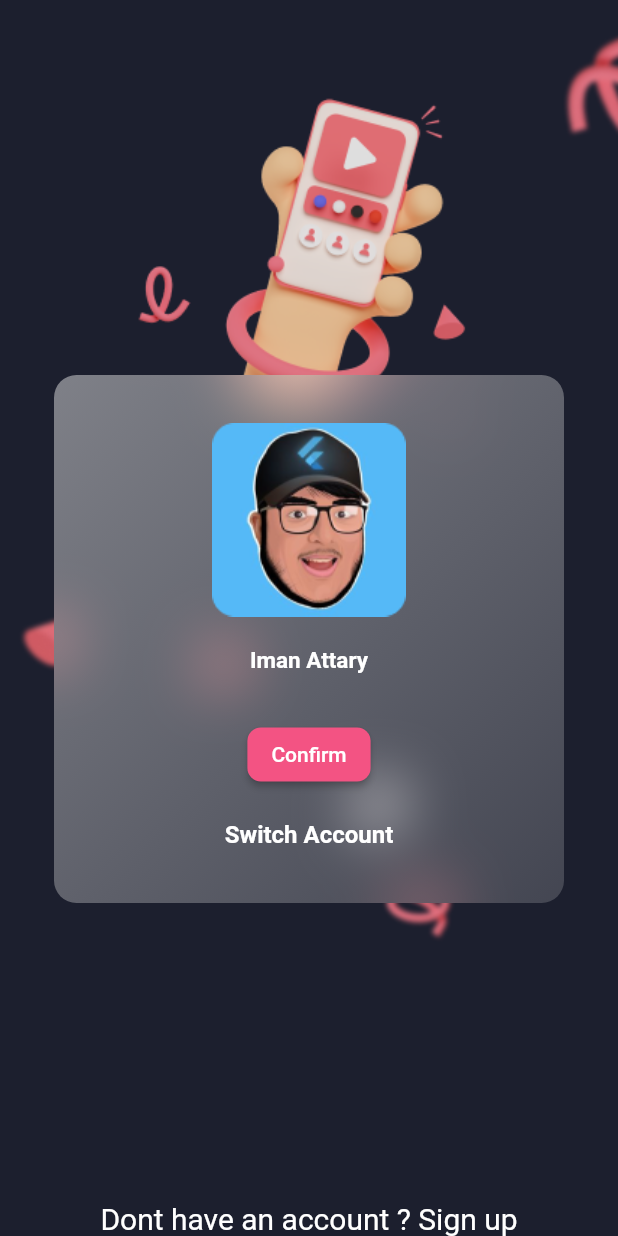
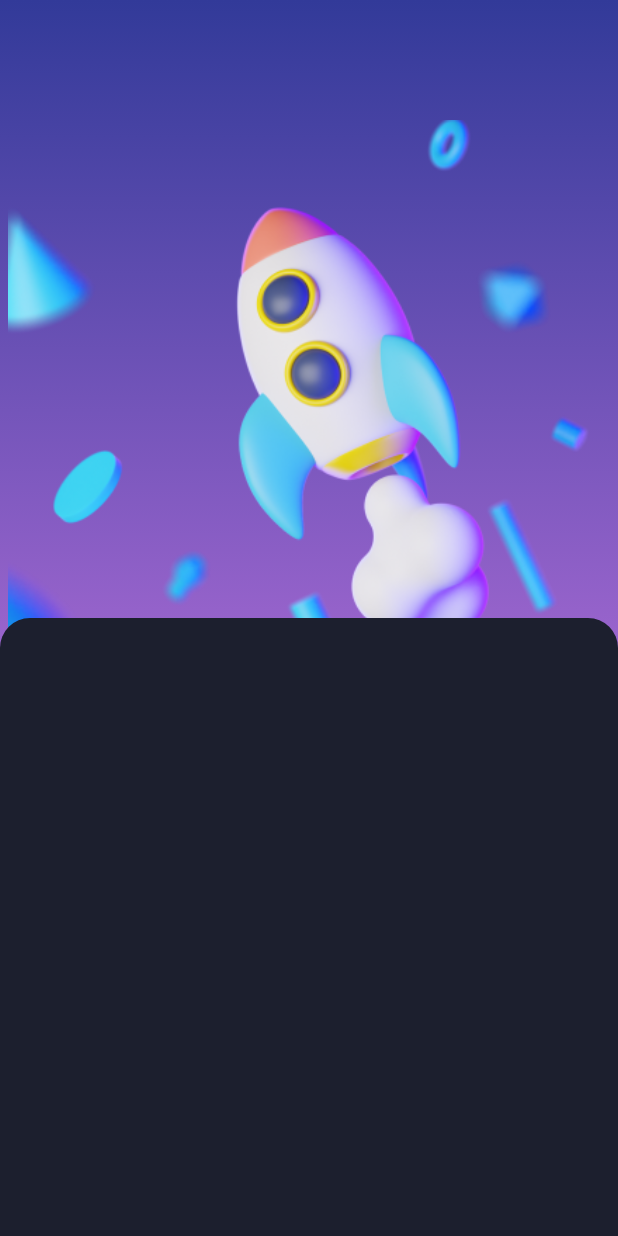
Before and after one commit to ImanAtary/instagram_project, a Flutter app: the screen it shows after launch, on a phone screen of 412 x 824 dp. Run offline on Flutter 3.47's test engine with Material 3 defaults, Android fonts, the phone set to English and light mode, and no system bars.

Commit message:
implement login page template

```diff
--- a/lib/main.dart
+++ b/lib/main.dart
@@ -1,4 +1,5 @@
 import 'package:flutter/material.dart';
+import 'package:implement_instagram/screens/login_screen.dart';
 import 'package:implement_instagram/screens/splash_screen.dart';
 import 'package:implement_instagram/screens/switch_account_screen.dart';
 
@@ -12,9 +13,30 @@ class Application extends StatelessWidget {
   @override
   Widget build(BuildContext context) {
     return MaterialApp(
-      theme: ThemeData(useMaterial3: false),
+      theme: ThemeData(
+        textTheme: TextTheme(
+          headlineMedium: TextStyle(
+              fontFamily: 'GB',
+              fontSize: 16,
+              fontWeight: FontWeight.w700,
+              color: Colors.white),
+        ),
+        useMaterial3: false,
+        elevatedButtonTheme: ElevatedButtonThemeData(
+          style: ElevatedButton.styleFrom(
+            backgroundColor: Color(0xffF35383),
+            textStyle: TextStyle(
+                fontFamily: 'GB', fontSize: 16, fontWeight: FontWeight.w700),
+            shape: RoundedRectangleBorder(
+              borderRadius: BorderRadius.circular(
+                15,
+              ),
+            ),
+          ),
+        ),
+      ),
       debugShowCheckedModeBanner: false,
-      home: SwitchScreeen(),
+      home: LoginScreen(),
     );
   }
 }
--- /dev/null
+++ b/lib/screens/login_screen.dart
@@ -0,0 +1,73 @@
+import 'package:flutter/material.dart';
+import 'dart:ui';
+
+class LoginScreen extends StatelessWidget {
+  const LoginScreen({super.key});
+
+  @override
+  Widget build(BuildContext context) {
+    return Container(
+      decoration: BoxDecoration(
+          gradient: LinearGradient(
+        begin: Alignment.topCenter,
+        end: Alignment.bottomCenter,
+        colors: [
+          Color(0xff323A99),
+          Color(0xffF98BFC),
+        ],
+      )),
+      child: Scaffold(
+          backgroundColor: Colors.transparent,
+          body: Stack(
+            children: [
+              _getImageContainer(),
+              _getColumnContainer(),
+            ],
+          )),
+    );
+  }
+
+  Widget _getImageContainer() {
+    return Positioned(
+      left: 0,
+      right: 0,
+      top: 80,
+      bottom: 0,
+      child: Column(
+        children: [
+          Expanded(
+            child: Container(
+              child: Image(
+                image: AssetImage('images/rocket.png'),
+              ),
+            ),
+          ),
+          Expanded(
+            child: Container(),
+          ),
+        ],
+      ),
+    );
+  }
+
+  Widget _getColumnContainer() {
+    return Column(
+      children: [
+        Expanded(
+          child: Container(),
+        ),
+        Expanded(
+          child: Container(
+            decoration: BoxDecoration(
+              color: Color(0xff1C1F2E),
+              borderRadius: BorderRadius.only(
+                topLeft: Radius.circular(20),
+                topRight: Radius.circular(20),
+              ),
+            ),
+          ),
+        ),
+      ],
+    );
+  }
+}
--- a/lib/screens/switch_account_screen.dart
+++ b/lib/screens/switch_account_screen.dart
@@ -61,26 +61,26 @@ class SwitchScreeen extends StatelessWidget {
                                   color: Colors.white),
                             ),
                             SizedBox(height: 30),
-                            ElevatedButton(
-                              onPressed: () {},
-                              child: Text('Confirm'),
-                              style: ElevatedButton.styleFrom(
-                                backgroundColor: Color(0xffF35383),
-                                shape: RoundedRectangleBorder(
-                                  borderRadius: BorderRadius.circular(
-                                    9,
-                                  ),
+                            SizedBox(
+                              height: 46,
+                              width: 129,
+                              child: ElevatedButton(
+                                onPressed: () {},
+                                child: Text(
+                                  'Confirm',
+                                  style: Theme.of(context)
+                                      .textTheme
+                                      .headlineMedium,
                                 ),
+                                style:
+                                    Theme.of(context).elevatedButtonTheme.style,
                               ),
                             ),
                             SizedBox(height: 20),
                             Text(
                               'Switch Account',
-                              style: TextStyle(
-                                  fontSize: 16,
-                                  fontWeight: FontWeight.w600,
-                                  color: Colors.white),
-                            )
+                              style: Theme.of(context).textTheme.headlineMedium,
+                            ),
                           ],
                         ),
                       ),
@@ -92,9 +92,21 @@ class SwitchScreeen extends StatelessWidget {
           ),
           Padding(
             padding: const EdgeInsets.only(top: 163),
-            child: Text(
-              'Dont have an account ? Sign up',
-              style: TextStyle(fontSize: 20, color: Colors.white),
+            child: Row(
+              mainAxisSize: MainAxisSize.max,
+              mainAxisAlignment: MainAxisAlignment.center,
+              children: [
+                Text(
+                  'Don\'t have an account? / ',
+                  style: TextStyle(
+                      fontFamily: 'GB', fontSize: 16, color: Colors.grey),
+                ),
+                Text(
+                  'Sign up',
+                  style: TextStyle(
+                      fontFamily: 'GB', fontSize: 16, color: Colors.white),
+                ),
+              ],
             ),
           ),
         ],
```
Also changed, not shown: pubspec.yaml (+32 -12 lines), assets/fonts/GilroyBold.ttf (added), assets/fonts/GilroyExtraBold.ttf (added), assets/fonts/GilroyHeavy.ttf (added), assets/fonts/GilroyLight.ttf (added), assets/fonts/GilroyMedium.ttf (added), assets/fonts/GilroyRegular.ttf (added), assets/fonts/GilroyThin.ttf (added), assets/fonts/ShabnamMedium.ttf (added), images/rocket.png (added).
